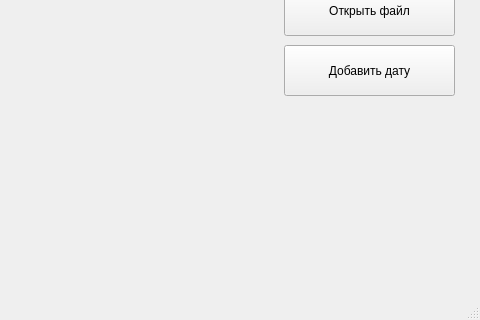
EGIRD/Task_1_LR_2, file mainwindow.ui: the form before one commit; both pictures show x 366 to 846 and y 435 to 755 of the 846 by 755 pixel window.
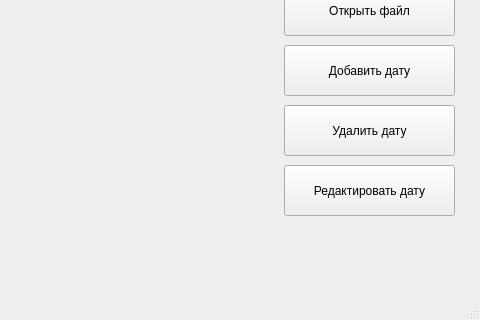
The form after the commit.

Diff of the .ui file:
```diff
--- a/mainwindow.ui
+++ b/mainwindow.ui
@@ -132,6 +132,32 @@
      </rect>
     </property>
    </widget>
+   <widget class="QPushButton" name="deleteButton">
+    <property name="geometry">
+     <rect>
+      <x>650</x>
+      <y>540</y>
+      <width>171</width>
+      <height>51</height>
+     </rect>
+    </property>
+    <property name="text">
+     <string>Удалить дату</string>
+    </property>
+   </widget>
+   <widget class="QPushButton" name="editButton">
+    <property name="geometry">
+     <rect>
+      <x>650</x>
+      <y>600</y>
+      <width>171</width>
+      <height>51</height>
+     </rect>
+    </property>
+    <property name="text">
+     <string>Редактировать дату</string>
+    </property>
+   </widget>
   </widget>
   <widget class="QMenuBar" name="menubar">
    <property name="geometry">
```
